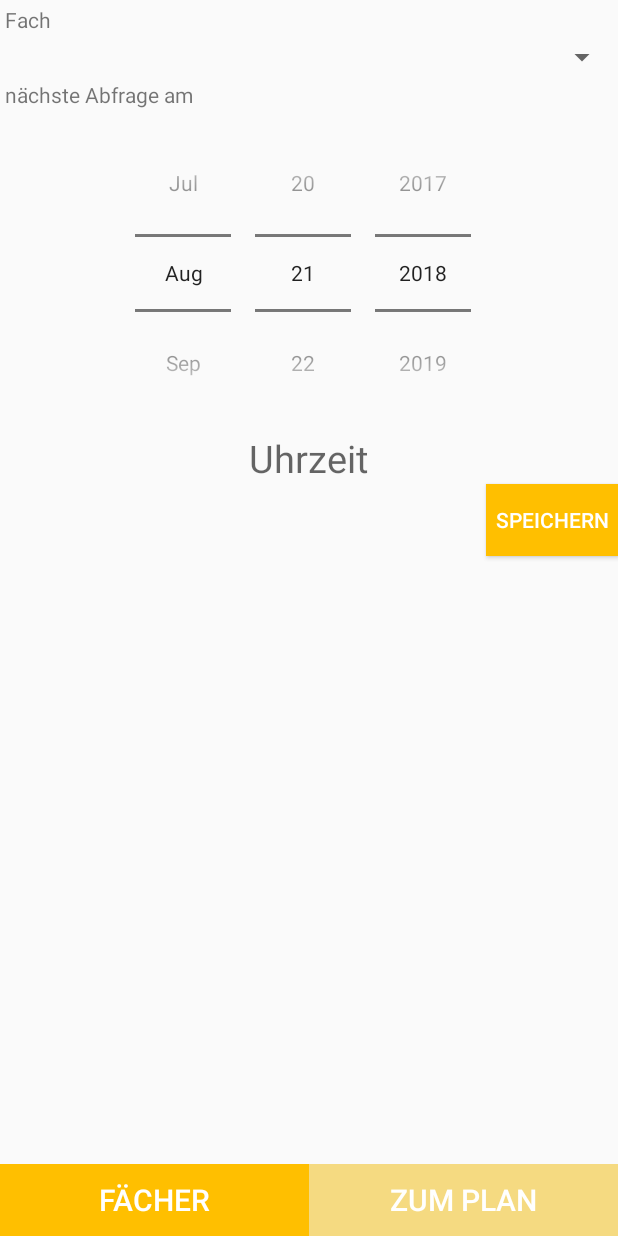
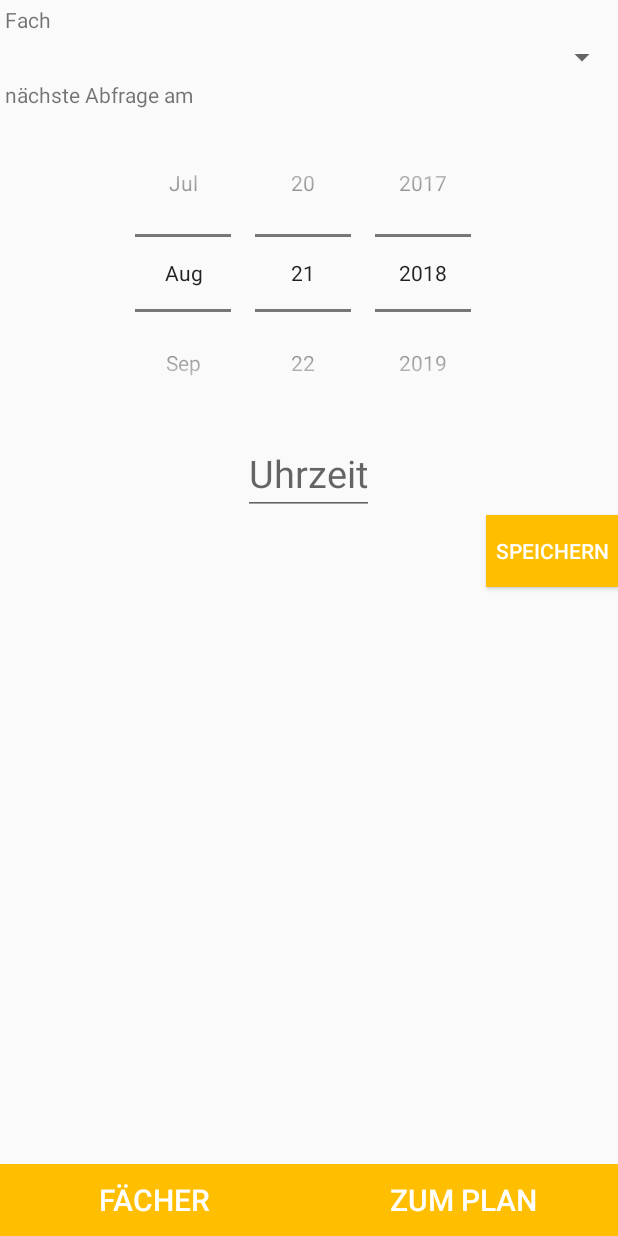
Before and after one commit to timokrapf/SICSmartIndexCards, an Android app: the screen it shows after launch (LearnplannerActivity), on a phone screen of 412 x 824 dp. Run offline under Robolectric (Android 15) with nearby library versions, the phone set to English and light mode, and no system bars; our stand-ins replace Room's generated code; libraries missing offline, so code that uses them is left out: android.arch.persistence; 1 statement that could not run was skipped.

Commit message:
subjectclass steht, allerdings immer noch mit etwas hässlichem Layout

```diff
--- a/app/src/main/java/com/example/timokrapf/sic_smartindexcards/AppDatabase.java
+++ b/app/src/main/java/com/example/timokrapf/sic_smartindexcards/AppDatabase.java
@@ -10,7 +10,7 @@ import android.content.Context;
 import android.os.AsyncTask;
 import android.support.annotation.NonNull;
 
-@Database(entities = {Subject.class, Schedule.class}, version = 1)
+@Database(entities = {Subject.class, Schedule.class}, version = 2)
 public abstract class AppDatabase extends RoomDatabase {
 
     private static AppDatabase INSTANCE;
--- a/app/src/main/java/com/example/timokrapf/sic_smartindexcards/LearnplannerActivity.java
+++ b/app/src/main/java/com/example/timokrapf/sic_smartindexcards/LearnplannerActivity.java
@@ -41,7 +41,7 @@ public class LearnplannerActivity extends FragmentActivity {
 
     private Button subjectButton, saveButton, learnplannerButton;
     private SubjectSpinnerAdapter adapter;
-    private TextView time;
+    private EditText time;
     private DatePicker datePicker;
     private ScheduleClient scheduleClient;
     private TimePickerDialog timePicker;
@@ -64,7 +64,7 @@ public class LearnplannerActivity extends FragmentActivity {
     public void initUI() {
         TextView chosenDate = (TextView) findViewById(R.id.chosen_date_id);
         TextView chosenSubject = (TextView) findViewById(R.id.chosenSubject_id);
-        time = (TextView) findViewById(R.id.time_id);
+        time = (EditText) findViewById(R.id.time_id);
         datePicker = (DatePicker) findViewById(R.id.date_picker_id);
         scheduleClient = new ScheduleClient(this);
         scheduleClient.doBindService();
@@ -93,9 +93,13 @@ public class LearnplannerActivity extends FragmentActivity {
                 saveButtonClicked();
             }
         });
+
         time.setOnClickListener(new View.OnClickListener() {
             @Override
             public void onClick(View v) {
+                Calendar currentTime = Calendar.getInstance();
+                int currentHour = currentTime.get(Calendar.HOUR_OF_DAY);
+                int currentMinute = currentTime.get(Calendar.MINUTE);
                 timePicker = new TimePickerDialog(LearnplannerActivity.this, R.style.DialogTheme, new TimePickerDialog.OnTimeSetListener() {
                     @Override
                     public void onTimeSet(TimePicker timePicker, int selectedHour, int selectedMinute) {
@@ -103,7 +107,7 @@ public class LearnplannerActivity extends FragmentActivity {
                         hour = selectedHour;
                         minute = selectedMinute;
                     }
-                }, 0, 0, true);
+                }, currentHour, currentMinute, true);
                 timePicker.setTitle(Constants.SELECT_DATE);
                 timePicker.show();
             }
@@ -166,8 +170,20 @@ public class LearnplannerActivity extends FragmentActivity {
         c.set(Calendar.MINUTE, minute);
         c.set(Calendar.SECOND, 0);
         scheduleClient.setAlarmForNotification(c);
-        Toast.makeText(this, "Erinnerung am "+ day +"/"+ (month+1) +"/"+ year, Toast.LENGTH_SHORT).show();
     }
+
+   /* private void startLearnplannerSercive(){
+        Intent i = new Intent (this, LearnplannerService.class);
+        int day = datePicker.getDayOfMonth();
+        int month = datePicker.getMonth();
+        int year = datePicker.getYear();
+        i.putExtra("day", day);
+        i.putExtra("month", month);
+        i.putExtra("year", year);
+        i.putExtra("hour", hour);
+        i.putExtra("minute", minute);
+        startService(i);
+    }*/
 
     @Override
     protected void onStop() {
--- a/app/src/main/java/com/example/timokrapf/sic_smartindexcards/LearnplannerService.java
+++ b/app/src/main/java/com/example/timokrapf/sic_smartindexcards/LearnplannerService.java
@@ -3,17 +3,19 @@ package com.example.timokrapf.sic_smartindexcards;
 import android.app.Service;
 import android.content.Intent;
 import android.os.Binder;
+import android.os.Bundle;
 import android.os.IBinder;
 import android.support.annotation.Nullable;
 import android.util.Log;
 
 import java.util.Calendar;
 
+
 public class LearnplannerService extends Service {
 
     /*
     http://blog.blundellapps.co.uk/notification-for-a-user-chosen-time/
-    * */
+    */
     private static final int myNotificationID = 12345;
 
     private final IBinder iBinder = new ServiceBinder();
@@ -43,5 +45,4 @@ public class LearnplannerService extends Service {
         }
     }
 
-
 }
--- a/app/src/main/res/layout/learnplaner_activity.xml
+++ b/app/src/main/res/layout/learnplaner_activity.xml
@@ -42,7 +42,7 @@
         android:layout_centerHorizontal="true"
         android:id="@+id/date_picker_id"/>
 
-    <TextView
+    <EditText
         android:layout_width="wrap_content"
         android:layout_height="wrap_content"
         android:hint="@string/chosen_time"
@@ -90,7 +90,7 @@
             android:layout_weight="0.5"
             android:text="@string/go_to_schedule"
             android:id="@+id/schedule_planner_button_id"
-            android:background="@color/colorPrimaryLight"
+            android:background="@color/colorPrimary"
             android:textColor="@android:color/white"
             android:textSize="20sp"
            />
--- a/app/src/main/res/values/strings.xml
+++ b/app/src/main/res/values/strings.xml
@@ -22,5 +22,7 @@
     <string name="no_subject_was_chosen">Kein Fach ausgewählt</string>
     <string name="no_schedulelist">Kein Lernplan erstellt</string>
     <string name="go_to_schedule">Zum Plan</string>
+    <string name="subject_activity_header">Deine Lernoptionen</string>
+    <string name="new_sic">neue Karte</string>
     <string name="delete_schedule_dialog">Willst du diese Lerneinheit wirklich löschen?</string>
 </resources>
```
